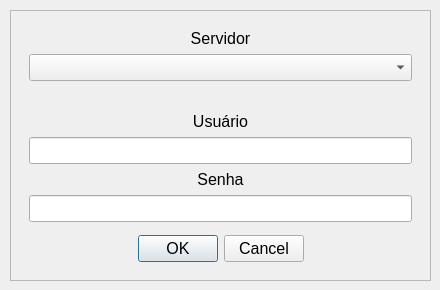
Above: Resources/UI/LoginDialog.ui from Klubas/Projeto-SOAD before the change. Below: the same form after it.
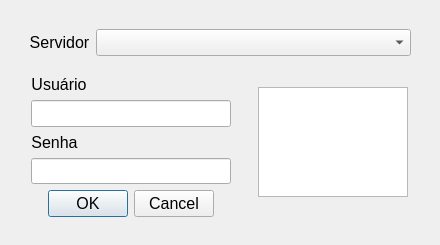
That is the form after the change.

Diff of the .ui file:
```diff
--- a/Resources/UI/LoginDialog.ui
+++ b/Resources/UI/LoginDialog.ui
@@ -7,65 +7,76 @@
     <x>0</x>
     <y>0</y>
     <width>440</width>
-    <height>290</height>
+    <height>245</height>
    </rect>
   </property>
+  <property name="sizePolicy">
+   <sizepolicy hsizetype="Preferred" vsizetype="Minimum">
+    <horstretch>0</horstretch>
+    <verstretch>0</verstretch>
+   </sizepolicy>
+  </property>
   <property name="minimumSize">
    <size>
     <width>440</width>
-    <height>290</height>
+    <height>195</height>
    </size>
   </property>
   <property name="maximumSize">
    <size>
     <width>440</width>
-    <height>290</height>
+    <height>245</height>
    </size>
   </property>
   <property name="windowTitle">
    <string>SOAD - Login</string>
   </property>
-  <widget class="QScrollArea" name="scrollArea">
-   <property name="geometry">
-    <rect>
-     <x>10</x>
-     <y>10</y>
-     <width>421</width>
-     <height>271</height>
-    </rect>
-   </property>
-   <property name="widgetResizable">
-    <bool>true</bool>
-   </property>
-   <property name="alignment">
-    <set>Qt::AlignCenter</set>
-   </property>
-   <widget class="QWidget" name="scrollAreaWidgetContents">
-    <property name="geometry">
-     <rect>
-      <x>0</x>
-      <y>0</y>
-      <width>419</width>
-      <height>269</height>
-     </rect>
-    </property>
-    <property name="minimumSize">
-     <size>
-      <width>419</width>
-      <height>269</height>
-     </size>
+  <layout class="QGridLayout" name="gridLayout">
+   <item row="3" column="0">
+    <widget class="QFrame" name="verticalFrame">
+     <property name="sizePolicy">
+      <sizepolicy hsizetype="Minimum" vsizetype="Minimum">
+       <horstretch>0</horstretch>
+       <verstretch>0</verstretch>
+      </sizepolicy>
     </property>
     <property name="maximumSize">
      <size>
-      <width>419</width>
-      <height>269</height>
-     </size>
-    </property>
+       <width>422</width>
+       <height>227</height>
+      </size>
+     </property>
+     <layout class="QGridLayout" name="gridLayout_2">
+      <item row="0" column="0">
     <layout class="QVBoxLayout" name="verticalLayout_2">
+        <property name="spacing">
+         <number>0</number>
+        </property>
      <item>
       <widget class="QWidget" name="verticalWidget_servidor" native="true">
-       <layout class="QVBoxLayout" name="verticalLayout_servidor">
-        <item>
+          <property name="sizePolicy">
+           <sizepolicy hsizetype="Minimum" vsizetype="Minimum">
+            <horstretch>0</horstretch>
+            <verstretch>0</verstretch>
+           </sizepolicy>
+          </property>
+          <property name="minimumSize">
+           <size>
+            <width>400</width>
+            <height>30</height>
+           </size>
+          </property>
+          <property name="maximumSize">
+           <size>
+            <width>400</width>
+            <height>50</height>
+           </size>
+          </property>
+          <layout class="QFormLayout" name="formLayout_2">
+           <property name="bottomMargin">
+            <number>0</number>
+           </property>
+           <item row="0" column="0">
          <widget class="QLabel" name="label_servidor">
           <property name="font">
            <font>
@@ -80,7 +91,7 @@
           </property>
          </widget>
         </item>
-        <item>
+           <item row="0" column="1">
          <widget class="QComboBox" name="comboBox_servidor">
           <property name="font">
            <font>
@@ -93,22 +104,26 @@
       </widget>
      </item>
      <item>
+         <layout class="QHBoxLayout" name="horizontalLayout">
+          <property name="spacing">
+           <number>0</number>
+          </property>
+          <item>
       <widget class="QWidget" name="verticalWidget_login" native="true">
-       <layout class="QVBoxLayout" name="verticalLayout_login">
-        <item>
-         <spacer name="verticalSpacer_2">
-          <property name="orientation">
-           <enum>Qt::Vertical</enum>
-          </property>
-          <property name="sizeHint" stdset="0">
+            <property name="sizePolicy">
+             <sizepolicy hsizetype="Minimum" vsizetype="Minimum">
+              <horstretch>0</horstretch>
+              <verstretch>0</verstretch>
+             </sizepolicy>
+            </property>
+            <property name="maximumSize">
            <size>
-            <width>20</width>
-            <height>40</height>
-           </size>
-          </property>
-         </spacer>
-        </item>
-        <item>
+              <width>224</width>
+              <height>165</height>
+             </size>
+            </property>
+            <layout class="QFormLayout" name="formLayout">
+             <item row="1" column="0">
          <widget class="QLabel" name="label_usuario">
           <property name="font">
            <font>
@@ -123,8 +138,14 @@
           </property>
          </widget>
         </item>
-        <item>
+             <item row="2" column="0">
          <widget class="QLineEdit" name="lineEdit_usuario">
+               <property name="minimumSize">
+                <size>
+                 <width>200</width>
+                 <height>0</height>
+                </size>
+               </property>
           <property name="font">
            <font>
             <pointsize>12</pointsize>
@@ -132,7 +153,7 @@
           </property>
          </widget>
         </item>
-        <item>
+             <item row="3" column="0">
          <widget class="QLabel" name="label_senha">
           <property name="font">
            <font>
@@ -147,8 +168,14 @@
           </property>
          </widget>
         </item>
-        <item>
+             <item row="4" column="0">
          <widget class="QLineEdit" name="lineEdit_senha">
+               <property name="minimumSize">
+                <size>
+                 <width>200</width>
+                 <height>0</height>
+                </size>
+               </property>
           <property name="font">
            <font>
             <pointsize>12</pointsize>
@@ -159,26 +186,37 @@
           </property>
          </widget>
         </item>
-        <item>
-         <spacer name="verticalSpacer">
-          <property name="orientation">
-           <enum>Qt::Vertical</enum>
-          </property>
-          <property name="sizeHint" stdset="0">
-           <size>
-            <width>20</width>
-            <height>40</height>
-           </size>
-          </property>
-         </spacer>
-        </item>
-        <item>
+             <item row="0" column="0">
+              <layout class="QHBoxLayout" name="horizontalLayout_2"/>
+             </item>
+             <item row="5" column="0">
          <widget class="QDialogButtonBox" name="buttonBox">
+               <property name="sizePolicy">
+                <sizepolicy hsizetype="Expanding" vsizetype="Expanding">
+                 <horstretch>0</horstretch>
+                 <verstretch>0</verstretch>
+                </sizepolicy>
+               </property>
+               <property name="minimumSize">
+                <size>
+                 <width>200</width>
+                 <height>0</height>
+                </size>
+               </property>
+               <property name="sizeIncrement">
+                <size>
+                 <width>0</width>
+                 <height>0</height>
+                </size>
+               </property>
           <property name="font">
            <font>
             <pointsize>12</pointsize>
            </font>
           </property>
+               <property name="autoFillBackground">
+                <bool>false</bool>
+               </property>
           <property name="orientation">
            <enum>Qt::Horizontal</enum>
           </property>
@@ -193,9 +231,52 @@
        </layout>
       </widget>
      </item>
-    </layout>
-   </widget>
-  </widget>
+          <item>
+           <layout class="QGridLayout" name="gridLayout_3" rowstretch="0" columnstretch="0" rowminimumheight="0" columnminimumwidth="0">
+            <property name="sizeConstraint">
+             <enum>QLayout::SetMinimumSize</enum>
+            </property>
+            <property name="leftMargin">
+             <number>10</number>
+            </property>
+            <property name="topMargin">
+             <number>10</number>
+            </property>
+            <property name="rightMargin">
+             <number>10</number>
+            </property>
+            <property name="bottomMargin">
+             <number>10</number>
+            </property>
+            <property name="spacing">
+             <number>10</number>
+            </property>
+            <item row="0" column="0">
+             <widget class="QGraphicsView" name="graphicsView">
+              <property name="sizePolicy">
+               <sizepolicy hsizetype="Expanding" vsizetype="Expanding">
+                <horstretch>0</horstretch>
+                <verstretch>0</verstretch>
+               </sizepolicy>
+              </property>
+              <property name="maximumSize">
+               <size>
+                <width>150</width>
+                <height>110</height>
+               </size>
+              </property>
+             </widget>
+            </item>
+           </layout>
+          </item>
+         </layout>
+        </item>
+       </layout>
+      </item>
+     </layout>
+    </widget>
+   </item>
+  </layout>
  </widget>
  <resources/>
  <connections/>
```
Lines whose indentation alone changed are shown as unchanged.
